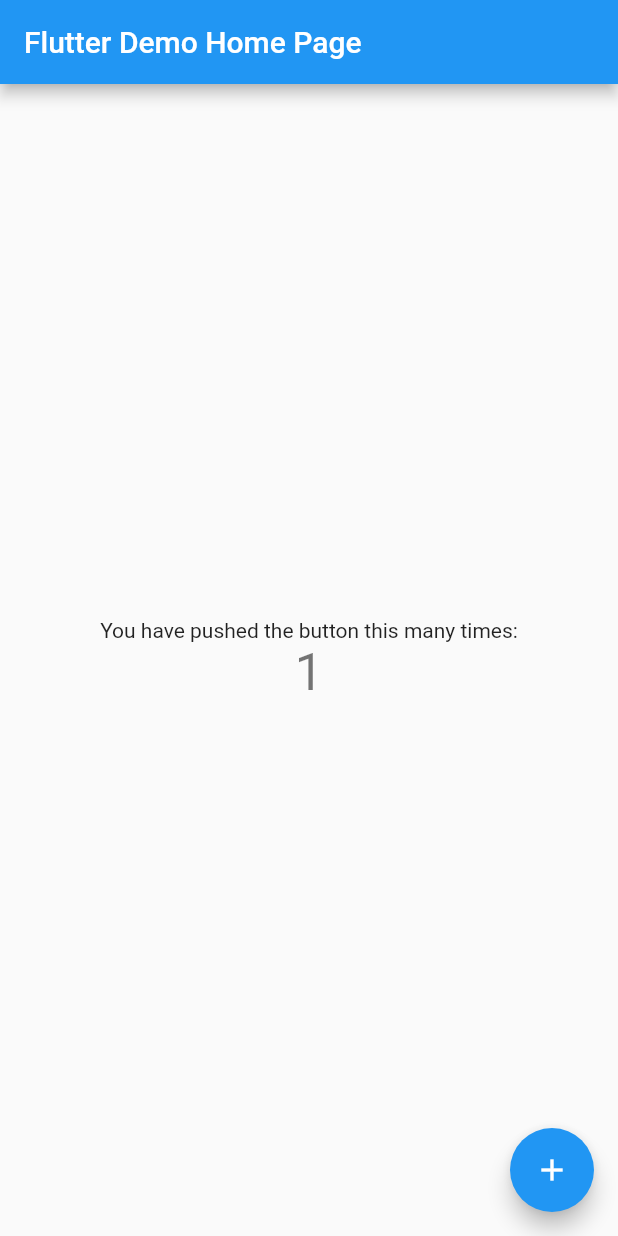
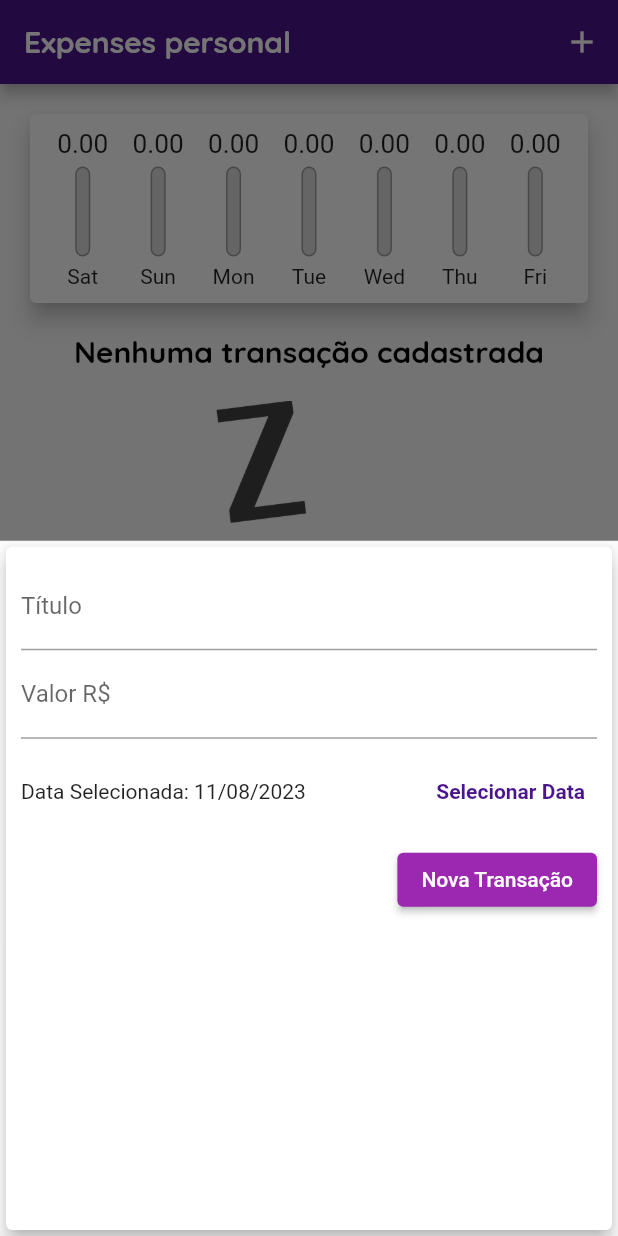
Before and after one commit to OImmortal/Expenses_project, a Flutter app: the screen it shows after launch, after a tap on the "add" icon, on a phone screen of 412 x 824 dp. Run offline on Flutter 3.47's test engine with Material 2 defaults, Android fonts, the phone set to English and light mode, and no system bars; missing offline and left inert: dart:ffi.

Commit message:
Projeto em funcionamento, apenas resta algumas att

```diff
--- /dev/null
+++ b/lib/components/chart.dart
@@ -0,0 +1,67 @@
+import 'dart:ffi';
+
+import 'package:expenses_project/components/chart_bar.dart';
+import 'package:expenses_project/models/transaction.dart';
+import 'package:flutter/material.dart';
+import 'package:intl/intl.dart';
+
+class Chart extends StatelessWidget {
+
+  final  List<Transaction> recentTransaction;
+
+  Chart(this.recentTransaction, {super.key});
+
+  List<Map<String, Object>> get groupedTransactions {
+    return List.generate(7, (index) {
+      final weekDay = DateTime.now().subtract(Duration(days: index));
+
+      double totalSum = 0;
+
+      for(var i = 0;i < recentTransaction.length;i++) {
+        bool sameDay = recentTransaction[i].date.day == weekDay.day;
+        bool sameMonth = recentTransaction[i].date.month == weekDay.month;
+        bool sameYear = recentTransaction[i].date.year == weekDay.year;
+
+        if(sameDay && sameMonth && sameYear) {
+          totalSum += recentTransaction[i].value;
+        }
+      }
+
+      return {
+        'day': DateFormat.E().format(weekDay),
+        'value': totalSum
+      };
+    }).reversed.toList();
+  }
+
+  double get _weekTotalValue {
+    return groupedTransactions.fold(0.0, (sum, tr) {
+      return sum + (tr['value'] as double);
+    });
+  }
+
+  @override
+  Widget build(BuildContext context) {
+    return Card(
+      elevation: 6,
+      margin: EdgeInsets.all(20),
+      child: Padding(
+        padding: const EdgeInsets.all(10),
+        child: Row(
+          mainAxisAlignment: MainAxisAlignment.spaceAround,
+          children: groupedTransactions.map((tr) {
+            return Flexible(
+              fit: FlexFit.tight,
+              child: ChartBar(
+                label: tr['day'].toString(),
+                value: tr['value'] as double,
+                percentage: (tr['value'] as double) / _weekTotalValue > 0 ? (tr['value'] as double) / _weekTotalValue : 0.0  ,
+              ),
+            );
+          }).toList(),
+
+        ),
+      ),
+    );
+  }
+}
--- /dev/null
+++ b/lib/components/chart_bar.dart
@@ -0,0 +1,58 @@
+import 'package:flutter/material.dart';
+import 'package:flutter/src/widgets/framework.dart';
+import 'package:flutter/src/widgets/placeholder.dart';
+
+class ChartBar extends StatelessWidget {
+  final String label;
+  final double value;
+  final double percentage;
+
+  ChartBar({
+    required this.label,
+    required this.value,
+    required this.percentage,
+  });
+
+  @override
+  Widget build(BuildContext context) {
+    return Column(
+      children: [
+        Container(
+          height: 20,
+          child: FittedBox(child: Text("${value.toStringAsFixed(2)}")),
+        ),
+        SizedBox(
+          height: 5,
+        ),
+        Container(
+          height: 60,
+          width: 10,
+          child: Stack(
+            alignment: Alignment.bottomCenter,
+            children: [
+              Container(
+                decoration: BoxDecoration(
+                    border: Border.all(
+                      color: Colors.grey,
+                      width: 1.0,
+                    ),
+                    color: Color.fromRGBO(220, 220, 220, 1),
+                    borderRadius: BorderRadius.circular(5)),
+              ),
+              FractionallySizedBox(
+                heightFactor: percentage,
+                child: Container(
+                  decoration: BoxDecoration(
+                      color: Theme.of(context).colorScheme.primary,
+                      borderRadius: BorderRadius.circular(5)),
+                ),
+              )
+            ],
+          ),
+        ),
+        SizedBox(height: 5),
+        Text(label)
+      ],
+    );
+  }
+}
--- /dev/null
+++ b/lib/components/transaction_form.dart
@@ -0,0 +1,108 @@
+import 'package:flutter/material.dart';
+import 'package:intl/intl.dart';
+
+class TransactionForm extends StatefulWidget {
+  final void Function(String, double, DateTime) onSubmit;
+
+  TransactionForm(this.onSubmit);
+
+  @override
+  State<TransactionForm> createState() => _TransactionFormState();
+}
+
+class _TransactionFormState extends State<TransactionForm> {
+  final titleController = TextEditingController();
+  final valueController = TextEditingController();
+  DateTime _selectedDate = DateTime.now();
+
+  _submitForm() {
+    final title = titleController.text;
+    final value = double.tryParse(valueController.text) ?? 0.0;
+
+    if (title.isEmpty || value <= 0 || _selectedDate == null) {
+      return;
+    }
+
+    widget.onSubmit(title, value, _selectedDate);
+  }
+
+  _showDatePicker() {
+    showDatePicker(
+      context: context,
+      initialDate: DateTime.now(),
+      firstDate: DateTime(1900),
+      lastDate: DateTime.now(),
+    ).then((pickedDate) {
+      if (pickedDate == null) {
+        return;
+      }
+
+      setState(() {
+        _selectedDate = pickedDate;
+      });
+    });
+  }
+
+  @override
+  Widget build(BuildContext context) {
+    return Card(
+      elevation: 5,
+      child: Padding(
+        padding: const EdgeInsets.all(10),
+        child: Column(
+          children: [
+            TextField(
+              controller: titleController,
+              decoration: const InputDecoration(
+                labelText: 'Título',
+              ),
+            ),
+            TextField(
+              controller: valueController,
+              onSubmitted: (value) => _submitForm(),
+              keyboardType: TextInputType.numberWithOptions(decimal: true),
+              decoration: const InputDecoration(
+                labelText: 'Valor R\$',
+              ),
+            ),
+            Container(
+              height: 70,
+              child: Row(
+                children: [
+                  Expanded(
+                    child: Text(
+                      _selectedDate == null
+                          ? "Nenhma data selecionada"
+                          : "Data Selecionada: ${DateFormat('dd/MM/y').format(_selectedDate)}",
+                    ),
+                  ),
+                  TextButton(
+                    onPressed: _showDatePicker,
+                    child: Text(
+                      "Selecionar Data",
+                      style: TextStyle(fontWeight: FontWeight.bold),
+                    ),
+                  )
+                ],
+              ),
+            ),
+            Row(
+              mainAxisAlignment: MainAxisAlignment.end,
+              children: [
+                ElevatedButton(
+                  onPressed: _submitForm,
+                  style: ElevatedButton.styleFrom(
+                    backgroundColor: Colors.purple,
+                  ),
+                  child: const Text(
+                    "Nova Transação",
+                  ),
+                ),
+              ],
+            )
+          ],
+        ),
+      ),
+    );
+  }
+}
--- /dev/null
+++ b/lib/components/transaction_list.dart
@@ -0,0 +1,69 @@
+import 'package:expenses_project/models/transaction.dart';
+import 'package:flutter/material.dart';
+import 'package:intl/intl.dart';
+
+class TransactionList extends StatelessWidget {
+  final List<Transaction>? transactions;
+  final void Function(String) onRemove;
+
+  const TransactionList(this.transactions, this.onRemove, {super.key});
+
+  @override
+  Widget build(BuildContext context) {
+    return Container(
+      height: 500,
+      child: transactions!.isEmpty
+          ? Column(
+              children: [
+                Text(
+                  "Nenhuma transação cadastrada",
+                  style: Theme.of(context).textTheme.titleLarge,
+                ),
+                SizedBox(
+                  height: 20,
+                ),
+                Container(
+                  height: 300,
+                  child: Image.asset(
+                    "assets/images/waiting.png",
+                    fit: BoxFit.cover,
+                  ),
+                ),
+              ],
+            )
+          : ListView.builder(
+              itemCount: transactions?.length,
+              itemBuilder: (ctx, index) {
+                final tr = transactions?[index];
+                return Card(
+                  elevation: 5,
+                  margin: EdgeInsets.all(15),
+                  child: ListTile(
+                    leading: CircleAvatar(
+                      radius: 30,
+                      backgroundColor: Theme.of(context).colorScheme.primary,
+                      foregroundColor: Colors.white,
+                      child: Padding(
+                        padding: const EdgeInsets.all(6),
+                        child: FittedBox(child: Text("R\$${tr?.value}")),
+                      ),
+                    ),
+                    title: Text(
+                      tr!.title,
+                      style: Theme.of(context).textTheme.titleLarge,
+                    ),
+                    subtitle: Text(DateFormat('d MMM y').format(tr.date)),
+                    trailing: ElevatedButton(
+                      onPressed: () => onRemove(tr.id),
+                      style: const ButtonStyle(
+                        backgroundColor: MaterialStatePropertyAll((Colors.red)),
+                      ),
+                      child: const Icon(Icons.delete),
+                    ),
+                  ),
+                );
+              },
+            ),
+    );
+  }
+}
--- a/lib/main.dart
+++ b/lib/main.dart
@@ -1,115 +1,113 @@
+import 'package:expenses_project/components/chart.dart';
 import 'package:flutter/material.dart';
+import 'dart:math';
+import 'components/transaction_form.dart';
+import 'components/transaction_list.dart';
+import 'models/transaction.dart';
 
-void main() {
-  runApp(const MyApp());
-}
+main() => runApp(ExpensesApp());
 
-class MyApp extends StatelessWidget {
-  const MyApp({super.key});
+class ExpensesApp extends StatelessWidget {
+  ExpensesApp({Key? key}) : super(key: key);
+  final ThemeData tema = ThemeData();
 
-  // This widget is the root of your application.
   @override
   Widget build(BuildContext context) {
     return MaterialApp(
-      title: 'Flutter Demo',
-      theme: ThemeData(
-        // This is the theme of your application.
-        //
-        // Try running your application with "flutter run". You'll see the
-        // application has a blue toolbar. Then, without quitting the app, try
-        // changing the primarySwatch below to Colors.green and then invoke
-        // "hot reload" (press "r" in the console where you ran "flutter run",
-        // or simply save your changes to "hot reload" in a Flutter IDE).
-        // Notice that the counter didn't reset back to zero; the application
-        // is not restarted.
-        primarySwatch: Colors.blue,
-      ),
-      home: const MyHomePage(title: 'Flutter Demo Home Page'),
+      home: MyHomePage(),
+      theme: tema.copyWith(
+          colorScheme: tema.colorScheme.copyWith(
+            primary: Colors.purple[900],
+            secondary: Colors.amber,
+          ),
+          textTheme: tema.textTheme.copyWith(
+            headline6: const TextStyle(
+              fontFamily: 'Quicksand',
+              fontSize: 20,
+              fontWeight: FontWeight.bold,
+              color: Colors.black,
+            ),
+          ),
+          appBarTheme: tema.appBarTheme.copyWith(
+              titleTextStyle: const TextStyle(
+                  fontFamily: "Quicksand",
+                  fontSize: 20,
+                  fontWeight: FontWeight.bold))),
     );
   }
 }
 
 class MyHomePage extends StatefulWidget {
-  const MyHomePage({super.key, required this.title});
-
-  // This widget is the home page of your application. It is stateful, meaning
-  // that it has a State object (defined below) that contains fields that affect
-  // how it looks.
-
-  // This class is the configuration for the state. It holds the values (in this
-  // case the title) provided by the parent (in this case the App widget) and
-  // used by the build method of the State. Fields in a Widget subclass are
-  // always marked "final".
-
-  final String title;
+  const MyHomePage({Key? key}) : super(key: key);
 
   @override
   State<MyHomePage> createState() => _MyHomePageState();
 }
 
 class _MyHomePageState extends State<MyHomePage> {
-  int _counter = 0;
+  final List<Transaction> _transactions = [];
 
-  void _incrementCounter() {
+  List<Transaction> get _recentTransactions {
+    return _transactions.where((tr) {
+      return tr.date.isAfter(DateTime.now().subtract(Duration(days: 7)));
+    }).toList();
+  }
+
+  _addTransaction(String title, double value, DateTime date) {
+    final newTransaction = Transaction(
+      id: Random().nextDouble().toString(),
+      title: title,
+      value: value,
+      date: date,
+    );
+
     setState(() {
-      // This call to setState tells the Flutter framework that something has
-      // changed in this State, which causes it to rerun the build method below
-      // so that the display can reflect the updated values. If we changed
-      // _counter without calling setState(), then the build method would not be
-      // called again, and so nothing would appear to happen.
-      _counter++;
+      _transactions.add(newTransaction);
     });
+    Navigator.of(context).pop();
+  }
+
+  _removeTransaction(String id) {
+    setState(() {
+      _transactions.removeWhere((tr) => tr.id == id);
+    });
+  }
+
+  _openTransactionFormModal(BuildContext context) {
+    showModalBottomSheet(
+      context: context,
+      builder: (_) {
+        return TransactionForm(_addTransaction);
+      },
+    );
   }
 
   @override
   Widget build(BuildContext context) {
-    // This method is rerun every time setState is called, for instance as done
-    // by the _incrementCounter method above.
-    //
-    // The Flutter framework has been optimized to make rerunning build methods
-    // fast, so that you can just rebuild anything that needs updating rather
-    // than having to individually change instances of widgets.
     return Scaffold(
       appBar: AppBar(
-        // Here we take the value from the MyHomePage object that was created by
-        // the App.build method, and use it to set our appbar title.
-        title: Text(widget.title),
+        title: const Text("Expenses personal"),
+        actions: [
+          IconButton(
+            icon: const Icon(Icons.add),
+            onPressed: () => _openTransactionFormModal(context),
+          ),
+        ],
       ),
-      body: Center(
-        // Center is a layout widget. It takes a single child and positions it
-        // in the middle of the parent.
+      body: SingleChildScrollView(
         child: Column(
-          // Column is also a layout widget. It takes a list of children and
-          // arranges them vertically. By default, it sizes itself to fit its
-          // children horizontally, and tries to be as tall as its parent.
-          //
-          // Invoke "debug painting" (press "p" in the console, choose the
-          // "Toggle Debug Paint" action from the Flutter Inspector in Android
-          // Studio, or the "Toggle Debug Paint" command in Visual Studio Code)
-          // to see the wireframe for each widget.
-          //
-          // Column has various properties to control how it sizes itself and
-          // how it positions its children. Here we use mainAxisAlignment to
-          // center the children vertically; the main axis here is the vertical
-          // axis because Columns are vertical (the cross axis would be
-          // horizontal).
-          mainAxisAlignment: MainAxisAlignment.center,
-          children: <Widget>[
-            const Text(
-              'You have pushed the button this many times:',
-            ),
-            Text(
-              '$_counter',
-              style: Theme.of(context).textTheme.headlineMedium,
-            ),
+          crossAxisAlignment: CrossAxisAlignment.stretch,
+          children: [
+            Chart(_recentTransactions),
+            TransactionList(_transactions, _removeTransaction),
           ],
         ),
       ),
       floatingActionButton: FloatingActionButton(
-        onPressed: _incrementCounter,
-        tooltip: 'Increment',
         child: const Icon(Icons.add),
-      ), // This trailing comma makes auto-formatting nicer for build methods.
+        onPressed: () => _openTransactionFormModal(context),
+      ),
+      floatingActionButtonLocation: FloatingActionButtonLocation.centerFloat,
     );
   }
 }
--- /dev/null
+++ b/lib/models/transaction.dart
@@ -0,0 +1,13 @@
+class Transaction {
+  final String id;
+  final String title;
+  final double value;
+  final DateTime date;
+
+  Transaction({
+    required this.id,
+    required this.title,
+    required this.value,
+    required this.date,
+  });
+}
```
Also changed, not shown: pubspec.yaml (+15 -8 lines), assets/fonts/OpenSans-Bold.ttf (added), assets/fonts/OpenSans-Regular.ttf (added), assets/fonts/Quicksand-Bold.ttf (added), assets/fonts/Quicksand-Light.ttf (added), assets/fonts/Quicksand-Medium.ttf (added), assets/fonts/Quicksand-Regular.ttf (added), assets/images/waiting.png (added), pubspec.lock, 1 other file.
